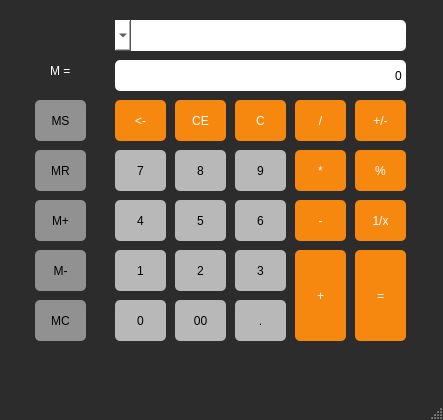
Above: mainwindow.ui from experienceAz/Calculator before the change. Below: the same form after it.
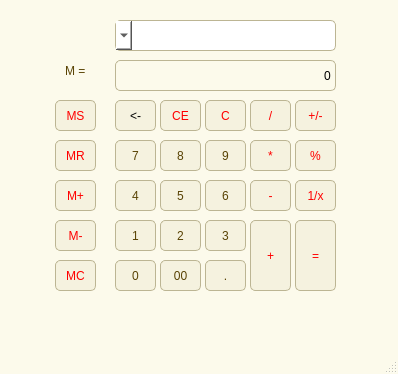
That is the form after the change.

Diff of the .ui file:
```diff
--- a/mainwindow.ui
+++ b/mainwindow.ui
@@ -6,8 +6,8 @@
    <rect>
     <x>0</x>
     <y>0</y>
-    <width>443</width>
-    <height>420</height>
+    <width>398</width>
+    <height>374</height>
    </rect>
   </property>
   <property name="palette">
@@ -16,9 +16,9 @@
      <colorrole role="Window">
       <brush brushstyle="SolidPattern">
        <color alpha="255">
-        <red>44</red>
-        <green>44</green>
-        <blue>44</blue>
+        <red>252</red>
+        <green>250</green>
+        <blue>235</blue>
        </color>
       </brush>
      </colorrole>
@@ -27,9 +27,9 @@
      <colorrole role="Window">
       <brush brushstyle="SolidPattern">
        <color alpha="255">
-        <red>44</red>
-        <green>44</green>
-        <blue>44</blue>
+        <red>252</red>
+        <green>250</green>
+        <blue>235</blue>
        </color>
       </brush>
      </colorrole>
@@ -38,18 +38,18 @@
      <colorrole role="Base">
       <brush brushstyle="SolidPattern">
        <color alpha="255">
-        <red>44</red>
-        <green>44</green>
-        <blue>44</blue>
+        <red>252</red>
+        <green>250</green>
+        <blue>235</blue>
        </color>
       </brush>
      </colorrole>
      <colorrole role="Window">
       <brush brushstyle="SolidPattern">
        <color alpha="255">
-        <red>44</red>
-        <green>44</green>
-        <blue>44</blue>
+        <red>252</red>
+        <green>250</green>
+        <blue>235</blue>
        </color>
       </brush>
      </colorrole>
@@ -64,16 +64,18 @@
     <property name="geometry">
      <rect>
       <x>115</x>
-      <y>250</y>
-      <width>51</width>
-      <height>41</height>
+      <y>220</y>
+      <width>41</width>
+      <height>31</height>
      </rect>
     </property>
     <property name="styleSheet">
      <string notr="true">QPushButton {
-background-color: rgb(184, 184, 184);
-color: rgb(0, 0, 0);
+background-color: rgb(245, 242, 223);
+color: rgb(89,67, 4);
 border-radius: 5px;
+border: 1px solid;
+border-color: rgb(188, 181, 147);
 }
 
 QPushButton:pressed {
@@ -87,17 +89,19 @@
    <widget class="QPushButton" name="Two">
     <property name="geometry">
      <rect>
-      <x>175</x>
-      <y>250</y>
-      <width>51</width>
-      <height>41</height>
+      <x>160</x>
+      <y>220</y>
+      <width>41</width>
+      <height>31</height>
      </rect>
     </property>
     <property name="styleSheet">
      <string notr="true">QPushButton {
-background-color: rgb(184, 184, 184);
-color: rgb(0, 0, 0);
+background-color: rgb(245, 242, 223);
+color: rgb(89,67, 4);
 border-radius: 5px;
+border: 1px solid;
+border-color: rgb(188, 181, 147);
 }
 
 QPushButton:pressed {
@@ -111,17 +115,19 @@
    <widget class="QPushButton" name="Three">
     <property name="geometry">
      <rect>
-      <x>235</x>
-      <y>250</y>
-      <width>51</width>
-      <height>41</height>
+      <x>205</x>
+      <y>220</y>
+      <width>41</width>
+      <height>31</height>
      </rect>
     </property>
     <property name="styleSheet">
      <string notr="true">QPushButton {
-background-color: rgb(184, 184, 184);
-color: rgb(0, 0, 0);
+background-color: rgb(245, 242, 223);
+color: rgb(89,67, 4);
 border-radius: 5px;
+border: 1px solid;
+border-color: rgb(188, 181, 147);
 }
 
 QPushButton:pressed {
@@ -136,16 +142,18 @@
     <property name="geometry">
      <rect>
       <x>115</x>
-      <y>200</y>
-      <width>51</width>
-      <height>41</height>
+      <y>180</y>
+      <width>41</width>
+      <height>31</height>
      </rect>
     </property>
     <property name="styleSheet">
      <string notr="true">QPushButton {
-background-color: rgb(184, 184, 184);
-color: rgb(0, 0, 0);
+background-color: rgb(245, 242, 223);
+color: rgb(89,67, 4);
 border-radius: 5px;
+border: 1px solid;
+border-color: rgb(188, 181, 147);
 }
 
 QPushButton:pressed {
@@ -159,17 +167,19 @@
    <widget class="QPushButton" name="Five">
     <property name="geometry">
      <rect>
-      <x>175</x>
-      <y>200</y>
-      <width>51</width>
-      <height>41</height>
+      <x>160</x>
+      <y>180</y>
+      <width>41</width>
+      <height>31</height>
      </rect>
     </property>
     <property name="styleSheet">
      <string notr="true">QPushButton {
-background-color: rgb(184, 184, 184);
-color: rgb(0, 0, 0);
+background-color: rgb(245, 242, 223);
+color: rgb(89,67, 4);
 border-radius: 5px;
+border: 1px solid;
+border-color: rgb(188, 181, 147);
 }
 
 QPushButton:pressed {
@@ -183,17 +193,19 @@
    <widget class="QPushButton" name="Six">
     <property name="geometry">
      <rect>
-      <x>235</x>
-      <y>200</y>
-      <width>51</width>
-      <height>41</height>
+      <x>205</x>
+      <y>180</y>
+      <width>41</width>
+      <height>31</height>
      </rect>
     </property>
     <property name="styleSheet">
      <string notr="true">QPushButton {
-background-color: rgb(184, 184, 184);
-color: rgb(0, 0, 0);
+background-color: rgb(245, 242, 223);
+color: rgb(89,67, 4);
 border-radius: 5px;
+border: 1px solid;
+border-color: rgb(188, 181, 147);
 }
 
 QPushButton:pressed {
@@ -208,16 +220,18 @@
     <property name="geometry">
      <rect>
       <x>115</x>
-      <y>150</y>
-      <width>51</width>
-      <height>41</height>
+      <y>140</y>
+      <width>41</width>
+      <height>31</height>
      </rect>
     </property>
     <property name="styleSheet">
      <string notr="true">QPushButton {
-background-color: rgb(184, 184, 184);
-color: rgb(0, 0, 0);
+background-color: rgb(245, 242, 223);
+color: rgb(89,67, 4);
 border-radius: 5px;
+border: 1px solid;
+border-color: rgb(188, 181, 147);
 }
 
 QPushButton:pressed {
@@ -231,17 +245,19 @@
    <widget class="QPushButton" name="Eight">
     <property name="geometry">
      <rect>
-      <x>175</x>
-      <y>150</y>
-      <width>51</width>
-      <height>41</height>
+      <x>160</x>
+      <y>140</y>
+      <width>41</width>
+      <height>31</height>
      </rect>
     </property>
     <property name="styleSheet">
      <string notr="true">QPushButton {
-background-color: rgb(184, 184, 184);
-color: rgb(0, 0, 0);
+background-color: rgb(245, 242, 223);
+color: rgb(89,67, 4);
 border-radius: 5px;
+border: 1px solid;
+border-color: rgb(188, 181, 147);
 }
 
 QPushButton:pressed {
@@ -255,17 +271,19 @@
    <widget class="QPushButton" name="Nine">
     <property name="geometry">
      <rect>
-      <x>235</x>
-      <y>150</y>
-      <width>51</width>
-      <height>41</height>
+      <x>205</x>
+      <y>140</y>
+      <width>41</width>
+      <height>31</height>
      </rect>
     </property>
     <property name="styleSheet">
      <string notr="true">QPushButton {
-background-color: rgb(184, 184, 184);
-color: rgb(0, 0, 0);
+background-color: rgb(245, 242, 223);
+color: rgb(89,67, 4);
 border-radius: 5px;
+border: 1px solid;
+border-color: rgb(188, 181, 147);
 }
 
 QPushButton:pressed {
@@ -280,16 +298,18 @@
     <property name="geometry">
      <rect>
       <x>115</x>
-      <y>300</y>
-      <width>51</width>
-      <height>41</height>
+      <y>260</y>
+      <width>41</width>
+      <height>31</height>
      </rect>
     </property>
     <property name="styleSheet">
      <string notr="true">QPushButton {
-background-color: rgb(184, 184, 184);
-color: rgb(0, 0, 0);
+background-color: rgb(245, 242, 223);
+color: rgb(89,67, 4);
 border-radius: 5px;
+border: 1px solid;
+border-color: rgb(188, 181, 147);
 }
 
 QPushButton:pressed {
@@ -303,17 +323,19 @@
    <widget class="QPushButton" name="Zero2">
     <property name="geometry">
      <rect>
-      <x>175</x>
-      <y>300</y>
-      <width>51</width>
-      <height>41</height>
+      <x>160</x>
+      <y>260</y>
+      <width>41</width>
+      <height>31</height>
      </rect>
     </property>
     <property name="styleSheet">
      <string notr="true">QPushButton {
-background-color: rgb(184, 184, 184);
-color: rgb(0, 0, 0);
+background-color: rgb(245, 242, 223);
+color: rgb(89,67, 4);
 border-radius: 5px;
+border: 1px solid;
+border-color: rgb(188, 181, 147);
 }
 
 QPushButton:pressed {
@@ -327,17 +349,19 @@
    <widget class="QPushButton" name="Point">
     <property name="geometry">
      <rect>
-      <x>235</x>
-      <y>300</y>
-      <width>51</width>
-      <height>41</height>
+      <x>205</x>
+      <y>260</y>
+      <width>41</width>
+      <height>31</height>
      </rect>
     </property>
     <property name="styleSheet">
      <string notr="true">QPushButton {
-background-color: rgb(184, 184, 184);
-color: rgb(0, 0, 0);
+background-color: rgb(245, 242, 223);
+color: rgb(89,67, 4);
 border-radius: 5px;
+border: 1px solid;
+border-color: rgb(188, 181, 147);
 }
 
 QPushButton:pressed {
@@ -351,17 +375,19 @@
    <widget class="QPushButton" name="CE">
     <property name="geometry">
      <rect>
-      <x>175</x>
+      <x>160</x>
       <y>100</y>
-      <width>51</width>
-      <height>41</height>
+      <width>41</width>
+      <height>31</height>
      </rect>
     </property>
     <property name="styleSheet">
      <string notr="true">QPushButton {
-background-color: rgb(246, 136, 15);
-color: rgb(255, 255, 255);
+background-color: rgb(245, 242, 223);
+color: red;
 border-radius: 5px;
+border: 1px solid;
+border-color: rgb(188, 181, 147);
 }
 
 QPushButton:pressed {
@@ -377,15 +403,17 @@
      <rect>
       <x>115</x>
       <y>100</y>
-      <width>51</width>
-      <height>41</height>
+      <width>41</width>
+      <height>31</height>
      </rect>
     </property>
     <property name="styleSheet">
      <string notr="true">QPushButton {
-background-color: rgb(246, 136, 15);
-color: rgb(255, 255, 255);
+background-color: rgb(245, 242, 223);
+color: rgb(0,0,0);
 border-radius: 5px;
+border: 1px solid;
+border-color: rgb(188, 181, 147);
 }
 
 QPushButton:pressed {
@@ -399,17 +427,19 @@
    <widget class="QPushButton" name="C">
     <property name="geometry">
      <rect>
-      <x>235</x>
+      <x>205</x>
       <y>100</y>
-      <width>51</width>
-      <height>41</height>
+      <width>41</width>
+      <height>31</height>
      </rect>
     </property>
     <property name="styleSheet">
      <string notr="true">QPushButton {
-background-color: rgb(246, 136, 15);
-color: rgb(255, 255, 255);
+background-color: rgb(245, 242, 223);
+color: red;
 border-radius: 5px;
+border: 1px solid;
+border-color: rgb(188, 181, 147);
 }
 
 QPushButton:pressed {
@@ -423,17 +453,19 @@
    <widget class="QPushButton" name="Minus">
     <property name="geometry">
      <rect>
-      <x>295</x>
-      <y>200</y>
-      <width>51</width>
-      <height>41</height>
+      <x>250</x>
+      <y>180</y>
+      <width>41</width>
+      <height>31</height>
      </rect>
     </property>
     <property name="styleSheet">
      <string notr="true">QPushButton {
-background-color: rgb(246, 136, 15);
-color: rgb(255, 255, 255);
+background-color: rgb(245, 242, 223);
+color: red;
 border-radius: 5px;
+border: 1px solid;
+border-color: rgb(188, 181, 147);
 }
 
 QPushButton:pressed {
@@ -447,17 +479,19 @@
    <widget class="QPushButton" name="Plus">
     <property name="geometry">
      <rect>
-      <x>295</x>
-      <y>250</y>
-      <width>51</width>
-      <height>91</height>
+      <x>250</x>
+      <y>220</y>
+      <width>41</width>
+      <height>71</height>
      </rect>
     </property>
     <property name="styleSheet">
      <string notr="true">QPushButton {
-background-color: rgb(246, 136, 15);
-color: rgb(255, 255, 255);
+background-color: rgb(245, 242, 223);
+color: red;
 border-radius: 5px;
+border: 1px solid;
+border-color: rgb(188, 181, 147);
 }
 
 QPushButton:pressed {
@@ -471,17 +505,19 @@
    <widget class="QPushButton" name="Multiply">
     <property name="geometry">
      <rect>
-      <x>295</x>
-      <y>150</y>
-      <width>51</width>
-      <height>41</height>
+      <x>250</x>
+      <y>140</y>
+      <width>41</width>
+      <height>31</height>
      </rect>
     </property>
     <property name="styleSheet">
      <string notr="true">QPushButton {
-background-color: rgb(246, 136, 15);
-color: rgb(255, 255, 255);
+background-color: rgb(245, 242, 223);
+color: red;
 border-radius: 5px;
+border: 1px solid;
+border-color: rgb(188, 181, 147);
 }
 
 QPushButton:pressed {
@@ -495,17 +531,19 @@
    <widget class="QPushButton" name="Del">
     <property name="geometry">
      <rect>
-      <x>295</x>
+      <x>250</x>
       <y>100</y>
-      <width>51</width>
-      <height>41</height>
+      <width>41</width>
+      <height>31</height>
      </rect>
     </property>
     <property name="styleSheet">
      <string notr="true">QPushButton {
-background-color: rgb(246, 136, 15);
-color: rgb(255, 255, 255);
+background-color: rgb(245, 242, 223);
+color: red;
 border-radius: 5px;
+border: 1px solid;
+border-color: rgb(188, 181, 147);
 }
 
 QPushButton:pressed {
@@ -519,17 +557,19 @@
    <widget class="QPushButton" name="PlusMinus">
     <property name="geometry">
      <rect>
-      <x>355</x>
+      <x>295</x>
       <y>100</y>
-      <width>51</width>
-      <height>41</height>
+      <width>41</width>
+      <height>31</height>
      </rect>
     </property>
     <property name="styleSheet">
      <string notr="true">QPushButton {
-background-color: rgb(246, 136, 15);
-color: rgb(255, 255, 255);
+background-color: rgb(245, 242, 223);
+color: red;
 border-radius: 5px;
+border: 1px solid;
+border-color: rgb(188, 181, 147);
 }
 
 QPushButton:pressed {
@@ -543,17 +583,19 @@
    <widget class="QPushButton" name="DelX">
     <property name="geometry">
      <rect>
-      <x>355</x>
-      <y>200</y>
-      <width>51</width>
-      <height>41</height>
+      <x>295</x>
+      <y>180</y>
+      <width>41</width>
+      <height>31</height>
      </rect>
     </property>
     <property name="styleSheet">
      <string notr="true">QPushButton {
-background-color: rgb(246, 136, 15);
-color: rgb(255, 255, 255);
+background-color: rgb(245, 242, 223);
+color: red;
 border-radius: 5px;
+border: 1px solid;
+border-color: rgb(188, 181, 147);
 }
 
 QPushButton:pressed {
@@ -567,17 +609,19 @@
    <widget class="QPushButton" name="Equal">
     <property name="geometry">
      <rect>
-      <x>355</x>
-      <y>250</y>
-      <width>51</width>
-      <height>91</height>
+      <x>295</x>
+      <y>220</y>
+      <width>41</width>
+      <height>71</height>
      </rect>
     </property>
     <property name="styleSheet">
      <string notr="true">QPushButton {
-background-color: rgb(246, 136, 15);
-color: rgb(255, 255, 255);
+background-color: rgb(245, 242, 223);
+color: red;
 border-radius: 5px;
+border: 1px solid;
+border-color: rgb(188, 181, 147);
 }
 
 QPushButton:pressed {
@@ -591,17 +635,19 @@
    <widget class="QPushButton" name="Percent">
     <property name="geometry">
      <rect>
-      <x>355</x>
-      <y>150</y>
-      <width>51</width>
-      <height>41</height>
+      <x>295</x>
+      <y>140</y>
+      <width>41</width>
+      <height>31</height>
      </rect>
     </property>
     <property name="styleSheet">
      <string notr="true">QPushButton {
-background-color: rgb(246, 136, 15);
-color: rgb(255, 255, 255);
+background-color: rgb(245, 242, 223);
+color: red;
 border-radius: 5px;
+border: 1px solid;
+border-color: rgb(188, 181, 147);
 }
 
 QPushButton:pressed {
@@ -615,17 +661,19 @@
    <widget class="QPushButton" name="MMinus">
     <property name="geometry">
      <rect>
-      <x>35</x>
-      <y>250</y>
-      <width>51</width>
-      <height>41</height>
+      <x>55</x>
+      <y>220</y>
+      <width>41</width>
+      <height>31</height>
      </rect>
     </property>
     <property name="styleSheet">
      <string notr="true">QPushButton {
-background-color: rgb(145, 145, 145);
-color: rgb(0, 0, 0);
+background-color: rgb(245, 242, 223);
+color: red;
 border-radius: 5px;
+border: 1px solid;
+border-color: rgb(188, 181, 147);
 }
 
 QPushButton:pressed {
@@ -639,17 +687,19 @@
    <widget class="QPushButton" name="MPlus">
     <property name="geometry">
      <rect>
-      <x>35</x>
-      <y>200</y>
-      <width>51</width>
-      <height>41</height>
+      <x>55</x>
+      <y>180</y>
+      <width>41</width>
+      <height>31</height>
      </rect>
     </property>
     <property name="styleSheet">
      <string notr="true">QPushButton {
-background-color: rgb(145, 145, 145);
-color: rgb(0, 0, 0);
+background-color: rgb(245, 242, 223);
+color: red;
 border-radius: 5px;
+border: 1px solid;
+border-color: rgb(188, 181, 147);
 }
 
 QPushButton:pressed {
@@ -663,17 +713,19 @@
    <widget class="QPushButton" name="MR">
     <property name="geometry">
      <rect>
-      <x>35</x>
-      <y>150</y>
-      <width>51</width>
-      <height>41</height>
+      <x>55</x>
+      <y>140</y>
+      <width>41</width>
+      <height>31</height>
      </rect>
     </property>
     <property name="styleSheet">
      <string notr="true">QPushButton {
-background-color: rgb(145, 145, 145);
-color: rgb(0, 0, 0);
+background-color: rgb(245, 242, 223);
+color: red;
 border-radius: 5px;
+border: 1px solid;
+border-color: rgb(188, 181, 147);
 }
 
 QPushButton:pressed {
@@ -687,17 +739,19 @@
    <widget class="QPushButton" name="MS">
     <property name="geometry">
      <rect>
-      <x>35</x>
+      <x>55</x>
       <y>100</y>
-      <width>51</width>
-      <height>41</height>
+      <width>41</width>
+      <height>31</height>
      </rect>
     </property>
     <property name="styleSheet">
      <string notr="true">QPushButton {
-background-color: rgb(145, 145, 145);
-color: rgb(0, 0, 0);
+background-color: rgb(245, 242, 223);
+color: red;
 border-radius: 5px;
+border: 1px solid;
+border-color: rgb(188, 181, 147);
 }
 
 QPushButton:pressed {
@@ -711,17 +765,19 @@
    <widget class="QPushButton" name="MC">
     <property name="geometry">
      <rect>
-      <x>35</x>
-      <y>300</y>
-      <width>51</width>
-      <height>41</height>
+      <x>55</x>
+      <y>260</y>
+      <width>41</width>
+      <height>31</height>
      </rect>
     </property>
     <property name="styleSheet">
      <string notr="true">QPushButton {
-background-color: rgb(145, 145, 145);
-color: rgb(0, 0, 0);
+background-color: rgb(245, 242, 223);
+color: red;
 border-radius: 5px;
+border: 1px solid;
+border-color: rgb(188, 181, 147);
 }
 
 QPushButton:pressed {
@@ -735,7 +791,7 @@
    <widget class="QLabel" name="label">
     <property name="geometry">
      <rect>
-      <x>50</x>
+      <x>65</x>
       <y>60</y>
       <width>28</width>
       <height>22</height>
@@ -747,36 +803,36 @@
        <colorrole role="WindowText">
         <brush brushstyle="SolidPattern">
          <color alpha="255">
-          <red>255</red>
-          <green>255</green>
-          <blue>255</blue>
+          <red>89</red>
+          <green>67</green>
+          <blue>4</blue>
          </color>
         </brush>
        </colorrole>
        <colorrole role="Text">
         <brush brushstyle="SolidPattern">
          <color alpha="255">
-          <red>255</red>
-          <green>255</green>
-          <blue>255</blue>
+          <red>89</red>
+          <green>67</green>
+          <blue>4</blue>
          </color>
         </brush>
        </colorrole>
        <colorrole role="ButtonText">
         <brush brushstyle="SolidPattern">
          <color alpha="255">
-          <red>255</red>
-          <green>255</green>
-          <blue>255</blue>
+          <red>89</red>
+          <green>67</green>
+          <blue>4</blue>
          </color>
         </brush>
        </colorrole>
        <colorrole role="PlaceholderText">
         <brush brushstyle="SolidPattern">
          <color alpha="128">
-          <red>255</red>
-          <green>255</green>
-          <blue>255</blue>
+          <red>89</red>
+          <green>67</green>
+          <blue>4</blue>
          </color>
         </brush>
        </colorrole>
@@ -785,36 +841,36 @@
        <colorrole role="WindowText">
         <brush brushstyle="SolidPattern">
          <color alpha="255">
-          <red>255</red>
-          <green>255</green>
-          <blue>255</blue>
+          <red>89</red>
+          <green>67</green>
+          <blue>4</blue>
          </color>
         </brush>
        </colorrole>
        <colorrole role="Text">
         <brush brushstyle="SolidPattern">
          <color alpha="255">
-          <red>255</red>
-          <green>255</green>
-          <blue>255</blue>
+          <red>89</red>
+          <green>67</green>
+          <blue>4</blue>
          </color>
         </brush>
        </colorrole>
        <colorrole role="ButtonText">
         <brush brushstyle="SolidPattern">
          <color alpha="255">
-          <red>255</red>
-          <green>255</green>
-          <blue>255</blue>
+          <red>89</red>
+          <green>67</green>
+          <blue>4</blue>
          </color>
         </brush>
        </colorrole>
        <colorrole role="PlaceholderText">
         <brush brushstyle="SolidPattern">
          <color alpha="128">
-          <red>255</red>
-          <green>255</green>
-          <blue>255</blue>
+          <red>89</red>
+          <green>67</green>
+          <blue>4</blue>
          </color>
         </brush>
        </colorrole>
@@ -823,36 +879,36 @@
        <colorrole role="WindowText">
         <brush brushstyle="SolidPattern">
          <color alpha="255">
-          <red>255</red>
-          <green>255</green>
-          <blue>255</blue>
+          <red>89</red>
+          <green>67</green>
+          <blue>4</blue>
          </color>
         </brush>
        </colorrole>
        <colorrole role="Text">
         <brush brushstyle="SolidPattern">
          <color alpha="255">
-          <red>255</red>
-          <green>255</green>
-          <blue>255</blue>
+          <red>89</red>
+          <green>67</green>
+          <blue>4</blue>
          </color>
         </brush>
        </colorrole>
        <colorrole role="ButtonText">
         <brush brushstyle="SolidPattern">
          <color alpha="255">
-          <red>255</red>
-          <green>255</green>
-          <blue>255</blue>
+          <red>89</red>
+          <green>67</green>
+          <blue>4</blue>
          </color>
         </brush>
        </colorrole>
        <colorrole role="PlaceholderText">
         <brush brushstyle="SolidPattern">
          <color alpha="128">
-          <red>255</red>
-          <green>255</green>
-          <blue>255</blue>
+          <red>89</red>
+          <green>67</green>
+          <blue>4</blue>
          </color>
         </brush>
        </colorrole>
@@ -860,7 +916,7 @@
      </palette>
     </property>
     <property name="styleSheet">
-     <string notr="true">color: rgb(255, 255, 255);</string>
+     <string notr="true">color: rgb(89,67, 4);</string>
     </property>
     <property name="text">
      <string>M = </string>
@@ -874,7 +930,7 @@
      <rect>
       <x>115</x>
       <y>60</y>
-      <width>291</width>
+      <width>221</width>
       <height>31</height>
      </rect>
     </property>
@@ -887,7 +943,10 @@
     <property name="styleSheet">
      <string notr="true">color: black;
 border-radius: 5px;
-background-color: white;</string>
+background-color: rgb(252, 250, 235);
+border: 1px solid;
+border-color: rgb(188, 181, 147);
+</string>
     </property>
     <property name="text">
      <string>0</string>
@@ -904,7 +963,7 @@
      <rect>
       <x>115</x>
       <y>20</y>
-      <width>291</width>
+      <width>221</width>
       <height>31</height>
      </rect>
     </property>
@@ -914,7 +973,9 @@
     <property name="styleSheet">
      <string notr="true">color: black;
 border-radius: 5px;
-background-color: white;</string>
+background-color: white;
+border: 1px solid;
+border-color: rgb(188, 181, 147);</string>
     </property>
     <property name="currentText">
      <string/>
```
Left out of the diff: 14 changed lines with no effect on the pictures.
